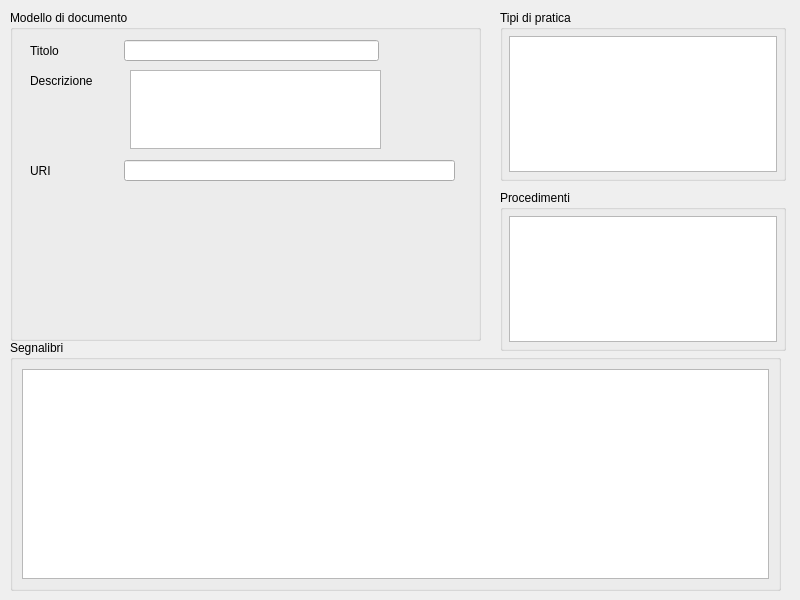
Qt form src/com/axiastudio/suite/modelli/forms/modello.ui (tizianolattisi/suitegda) before a commit.
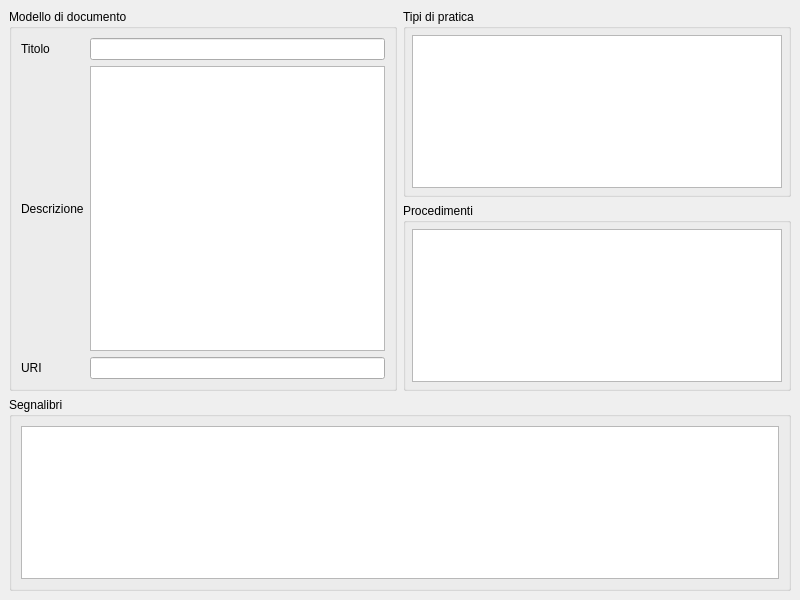
The same form after that commit. Custom widgets are drawn as their Qt base class.

Commit message: Layout form modello.

```diff
--- a/src/com/axiastudio/suite/modelli/forms/modello.ui
+++ b/src/com/axiastudio/suite/modelli/forms/modello.ui
@@ -17,15 +17,60 @@
    <string>&gt;titolo&lt;,&gt;descrizione&lt;</string>
   </property>
   <widget class="QWidget" name="centralwidget">
+   <layout class="QGridLayout" name="gridLayout_2">
+    <item row="0" column="0" rowspan="2">
+     <widget class="QGroupBox" name="groupBox_3">
+      <property name="title">
+       <string>Modello di documento</string>
+      </property>
+      <layout class="QGridLayout" name="gridLayout">
+       <item row="0" column="0">
+        <widget class="QLabel" name="label">
+         <property name="text">
+          <string>Titolo</string>
+         </property>
+        </widget>
+       </item>
+       <item row="0" column="1">
+        <widget class="QLineEdit" name="lineEdit">
+         <property name="column" stdset="0">
+          <string>titolo</string>
+         </property>
+        </widget>
+       </item>
+       <item row="1" column="0">
+        <widget class="QLabel" name="label_2">
+         <property name="text">
+          <string>Descrizione</string>
+         </property>
+        </widget>
+       </item>
+       <item row="1" column="1">
+        <widget class="QTextEdit" name="textEdit">
+         <property name="column" stdset="0">
+          <string>descrizione</string>
+         </property>
+        </widget>
+       </item>
+       <item row="2" column="0">
+        <widget class="QLabel" name="label_3">
+         <property name="text">
+          <string>URI</string>
+         </property>
+        </widget>
+       </item>
+       <item row="2" column="1">
+        <widget class="QLineEdit" name="lineEdit_2">
+         <property name="column" stdset="0">
+          <string>uri</string>
+         </property>
+        </widget>
+       </item>
+      </layout>
+     </widget>
+    </item>
+    <item row="0" column="1">
    <widget class="QGroupBox" name="groupBox">
-    <property name="geometry">
-     <rect>
-      <x>500</x>
-      <y>10</y>
-      <width>286</width>
-      <height>171</height>
-     </rect>
-    </property>
     <property name="title">
      <string>Tipi di pratica</string>
     </property>
@@ -57,15 +102,9 @@
      </item>
     </layout>
    </widget>
+    </item>
+    <item row="1" column="1">
    <widget class="QGroupBox" name="groupBox_2">
-    <property name="geometry">
-     <rect>
-      <x>500</x>
-      <y>190</y>
-      <width>286</width>
-      <height>161</height>
-     </rect>
-    </property>
     <property name="title">
      <string>Procedimenti</string>
     </property>
@@ -97,106 +136,9 @@
      </item>
     </layout>
    </widget>
-   <widget class="QGroupBox" name="groupBox_3">
-    <property name="geometry">
-     <rect>
-      <x>10</x>
-      <y>10</y>
-      <width>471</width>
-      <height>331</height>
-     </rect>
-    </property>
-    <property name="title">
-     <string>Modello di documento</string>
-    </property>
-    <widget class="QTextEdit" name="textEdit">
-     <property name="geometry">
-      <rect>
-       <x>120</x>
-       <y>60</y>
-       <width>251</width>
-       <height>79</height>
-      </rect>
-     </property>
-     <property name="column" stdset="0">
-      <string>descrizione</string>
-     </property>
-    </widget>
-    <widget class="QLineEdit" name="lineEdit_2">
-     <property name="geometry">
-      <rect>
-       <x>114</x>
-       <y>150</y>
-       <width>331</width>
-       <height>21</height>
-      </rect>
-     </property>
-     <property name="column" stdset="0">
-      <string>uri</string>
-     </property>
-    </widget>
-    <widget class="QLineEdit" name="lineEdit">
-     <property name="geometry">
-      <rect>
-       <x>114</x>
-       <y>30</y>
-       <width>255</width>
-       <height>21</height>
-      </rect>
-     </property>
-     <property name="column" stdset="0">
-      <string>titolo</string>
-     </property>
-    </widget>
-    <widget class="QLabel" name="label_3">
-     <property name="geometry">
-      <rect>
-       <x>20</x>
-       <y>150</y>
-       <width>86</width>
-       <height>21</height>
-      </rect>
-     </property>
-     <property name="text">
-      <string>URI</string>
-     </property>
-    </widget>
-    <widget class="QLabel" name="label_2">
-     <property name="geometry">
-      <rect>
-       <x>20</x>
-       <y>60</y>
-       <width>86</width>
-       <height>21</height>
-      </rect>
-     </property>
-     <property name="text">
-      <string>Descrizione</string>
-     </property>
-    </widget>
-    <widget class="QLabel" name="label">
-     <property name="geometry">
-      <rect>
-       <x>20</x>
-       <y>30</y>
-       <width>86</width>
-       <height>21</height>
-      </rect>
-     </property>
-     <property name="text">
-      <string>Titolo</string>
-     </property>
-    </widget>
-   </widget>
+    </item>
+    <item row="2" column="0" colspan="2">
    <widget class="QGroupBox" name="groupBox_4">
-    <property name="geometry">
-     <rect>
-      <x>10</x>
-      <y>340</y>
-      <width>771</width>
-      <height>251</height>
-     </rect>
-    </property>
     <property name="title">
      <string>Segnalibri</string>
     </property>
@@ -213,6 +155,8 @@
      </item>
     </layout>
    </widget>
+    </item>
+   </layout>
   </widget>
  </widget>
  <customwidgets>
```
Left out of the diff: 2 changed lines with no effect on the pictures. Lines whose indentation alone changed are shown as unchanged.
